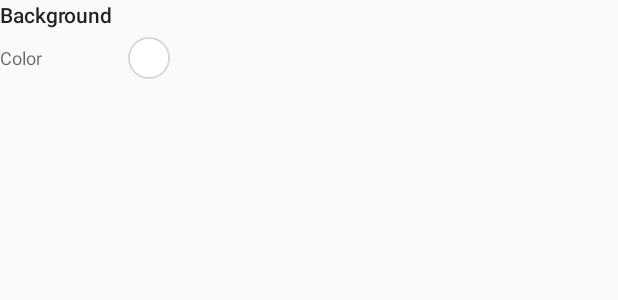
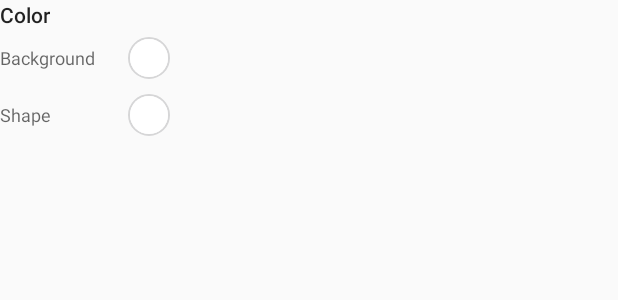
Before and after one commit to reversecoder/rc-dp, an Android app: the layout item_background_options.xml on its own in the app's theme, with its tools: preview values and no code run, on a phone screen of 412 x 824 dp. Shown: the top 300 px of the screen. Run offline under Robolectric (Android 15) with nearby library versions, the phone set to English and light mode, and no system bars; Roboto replaces fonts that are not available here.

Commit message:
fixed color picker with proper value

```diff
--- a/app/src/main/res/layout/item_background_options.xml
+++ b/app/src/main/res/layout/item_background_options.xml
@@ -2,12 +2,11 @@
 <LinearLayout xmlns:android="http://schemas.android.com/apk/res/android"
     android:layout_width="match_parent"
     android:layout_height="match_parent"
-    xmlns:app="http://schemas.android.com/apk/res-auto"
     android:orientation="vertical">
 
     <androidx.appcompat.widget.AppCompatTextView
         style="@style/Heading"
-        android:text="@string/txt_background" />
+        android:text="@string/txt_color" />
 
     <LinearLayout
         android:layout_width="match_parent"
@@ -19,21 +18,51 @@
         <androidx.appcompat.widget.AppCompatTextView
             android:layout_width="80dp"
             android:layout_height="wrap_content"
-            android:text="@string/txt_color"
-            android:textAppearance="@style/Base.TextAppearance.AppCompat.Caption"/>
+            android:text="@string/txt_background"
+            android:textAppearance="@style/Base.TextAppearance.AppCompat.Caption" />
 
         <RelativeLayout
             android:layout_width="wrap_content"
             android:layout_height="wrap_content"
             android:layout_marginLeft="5dp"
-            android:padding="1dp"
-            android:background="@drawable/bg_oval_border_black">
+            android:background="@drawable/bg_oval_border_black"
+            android:padding="1dp">
 
             <ImageView
+                android:id="@+id/image_background_color"
                 android:layout_width="25dp"
                 android:layout_height="25dp"
-                android:id="@+id/image_background_color"
-                android:background="@drawable/bg_oval_white"/>
+                android:background="@drawable/bg_oval_white" />
+
+        </RelativeLayout>
+
+    </LinearLayout>
+
+    <LinearLayout
+        android:layout_width="match_parent"
+        android:layout_height="wrap_content"
+        android:layout_marginTop="10dp"
+        android:gravity="center_vertical"
+        android:orientation="horizontal">
+
+        <androidx.appcompat.widget.AppCompatTextView
+            android:layout_width="80dp"
+            android:layout_height="wrap_content"
+            android:text="@string/txt_shape"
+            android:textAppearance="@style/Base.TextAppearance.AppCompat.Caption" />
+
+        <RelativeLayout
+            android:layout_width="wrap_content"
+            android:layout_height="wrap_content"
+            android:layout_marginLeft="5dp"
+            android:background="@drawable/bg_oval_border_black"
+            android:padding="1dp">
+
+            <ImageView
+                android:id="@+id/image_shape_color"
+                android:layout_width="25dp"
+                android:layout_height="25dp"
+                android:background="@drawable/bg_oval_white" />
 
         </RelativeLayout>
 
--- a/app/src/main/res/layout/layout_bottomsheet_attributes.xml
+++ b/app/src/main/res/layout/layout_bottomsheet_attributes.xml
@@ -68,12 +68,6 @@
 
             <include layout="@layout/item_background_options" />
 
-            <Space
-                android:layout_width="match_parent"
-                android:layout_height="20dp" />
-
-            <include layout="@layout/item_border_options" />
-
         </LinearLayout>
 
     </androidx.core.widget.NestedScrollView>
--- a/app/src/main/res/values/strings.xml
+++ b/app/src/main/res/values/strings.xml
@@ -35,6 +35,7 @@
     <string name="txt_color">Color</string>
     <string name="txt_border">Border</string>
     <string name="txt_enable">Enable</string>
+    <string name="txt_shape">Shape</string>
 
     <string-array name="divider_type">
         <item>Normal</item>
```
Also changed, not shown: app/src/main/java/com/rc/designpatterndemo/activity/MainActivity.java (+94 -39 lines), app/src/main/res/layout/item_measure_options.xml (+12 -11 lines), library/designpattern/src/main/java/com/rc/designpattern/util/RandomManager.java (+22 -4 lines).
